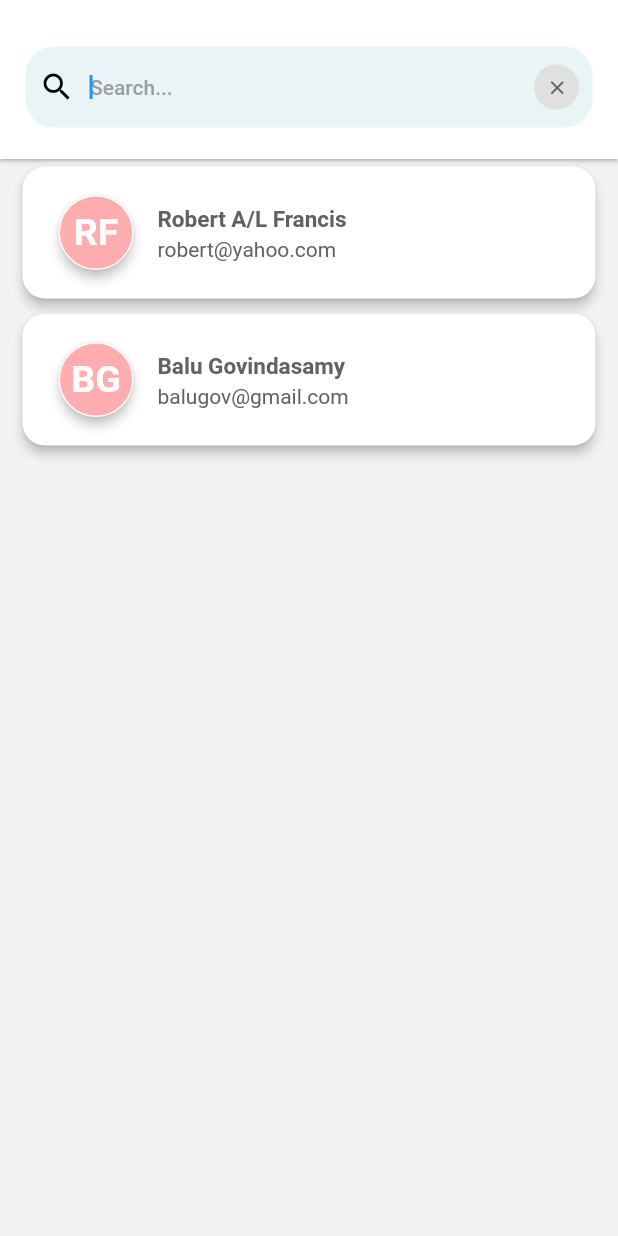
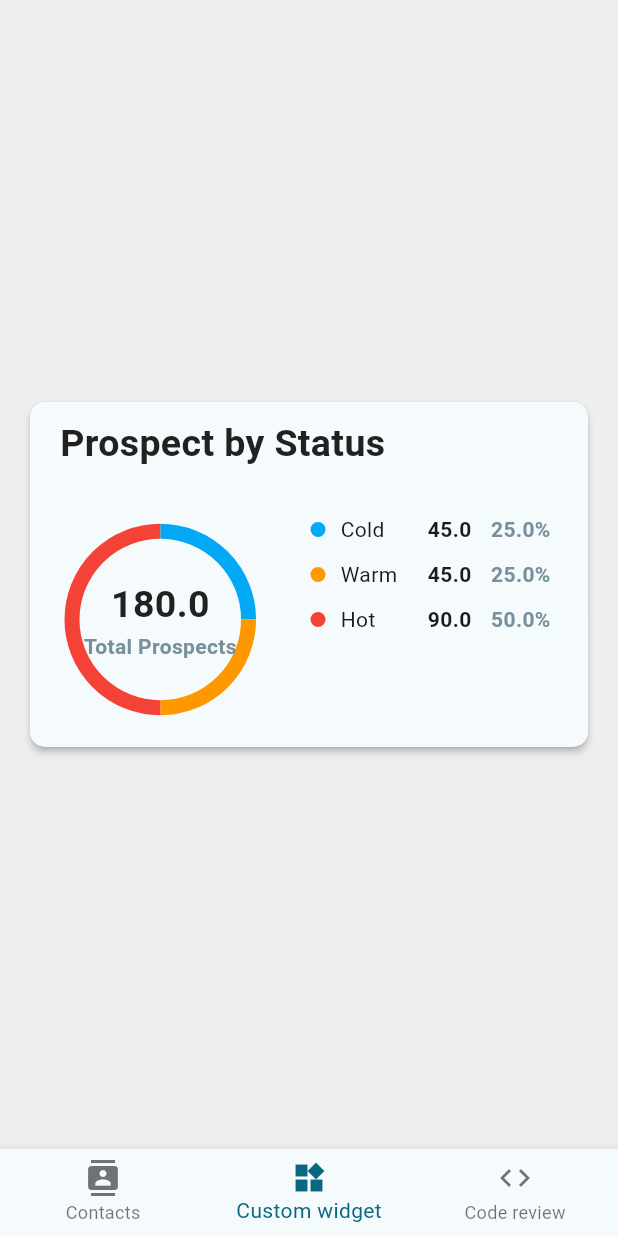
Before and after one commit to Achudh/cg_flutter_implementation, a Flutter app: the Home screen opened directly, on a phone screen of 412 x 824 dp. Run offline on Flutter 3.47's test engine with Material 3 defaults, Android fonts, the phone set to English and light mode, and no system bars; drawn by our look-alikes of pie_chart; our stand-ins replace flutter_riverpod, freezed_annotation; network calls fail.

Commit message:
fix custom widgets, contacts

```diff
--- /dev/null
+++ b/lib/features/home/domain/entities/contacts_list/contacts_list.dart
@@ -0,0 +1,24 @@
+import "package:cg_flutter_implementation/features/home/domain/entities/contacts.dart";
+import "package:freezed_annotation/freezed_annotation.dart";
+
+part "contacts_list.freezed.dart";
+part "contacts_list.g.dart";
+
+@Freezed(
+  copyWith: true,
+  fromJson: true,
+  toJson: true,
+)
+class Contacts with _$Contacts {
+  const factory Contacts({
+    required List<Contact> contacts,
+  }) = _Contacts;
+
+  factory Contacts.initial() => const Contacts(
+        contacts: [
+          Contact(id: "", name: "", email: ""),
+        ],
+      );
+  factory Contacts.fromJson(Map<String, dynamic> json) =>
+      _$$ContactsImplFromJson(json);
+}
--- a/lib/features/home/domain/repository/contacts_repository.dart
+++ /dev/null
@@ -1,37 +0,0 @@
-import "package:cg_flutter_implementation/features/home/domain/entities/contacts.dart";
-// import "package:http/http.dart" as http;
-
-class ContactsRepository {
-  static const String baseUrl = "https://dummyapi.online/api/social-profiles";
-
-  Future<List<Contact>> getContacts() async {
-    await Future.delayed(const Duration(seconds: 1));
-    return [
-      const Contact(
-        id: "user00001",
-        name: "Robert A/L Francis",
-        email: "robert@yahoo.com",
-      ),
-      const Contact(
-        id: "user00002",
-        name: "Balu Govindasamy",
-        email: "balugov@gmail.com",
-      ),
-    ];
-    // final response = await http.get(Uri.parse(baseUrl));
-    // if (response.statusCode == 200) {
-    //   final data = jsonDecode(response.body) as List;
-    //   return data
-    //       .map(
-    //         (contactJson) => Contact.fromJson(
-    //           contactJson,
-    //         ),
-    //       )
-    //       .toList();
-    // } else {
-    //   throw Exception(
-    //     "Failed to fetch contacts. Status code: ${response.statusCode}",
-    //   );
-    // }
-  }
-}
--- a/lib/features/home/domain/repository/providers.dart
+++ b/lib/features/home/domain/repository/providers.dart
@@ -1,27 +1,30 @@
+import "package:cg_flutter_implementation/features/home/data/repository/contacts_repository.dart";
 import "package:cg_flutter_implementation/features/home/domain/entities/contacts.dart";
-import "package:cg_flutter_implementation/features/home/domain/repository/contacts_repository.dart";
+import "package:flutter/foundation.dart";
 import "package:flutter_riverpod/flutter_riverpod.dart";
 
-final contactsRepositoryProvider = Provider((ref) => ContactsRepository());
 final searchQueryProvider = StateProvider<String>((ref) => "");
 
 final contactsProvider = FutureProvider<List<Contact>>((ref) {
-  final apiService = ref.read(contactsRepositoryProvider);
-  return apiService.getContacts();
+  return ref.watch(contactsRepositoryProvider).getContacts();
 });
 
-final filteredContactsProvider = Provider<List<Contact>>((ref) {
+final filteredContactsProvider = FutureProvider<List<Contact>>((ref) {
   final contacts = ref.watch(contactsProvider);
   final searchQuery = ref.watch(searchQueryProvider);
-
-  // Check if data is available and handle loading/error states
+  if (contacts.hasError) {
+    if (kDebugMode) {
+      print("contacts.error");
+      print(contacts.error);
+      print("contacts.stackTrace");
+      print(contacts.stackTrace);
+    }
+  }
   if (contacts.asData == null) {
-    // Handle loading or error states (e.g., display a loading indicator or error message)
     return [];
   }
-
   if (searchQuery.isEmpty) {
-    return contacts.asData!.value; // Use asData for efficiency
+    return contacts.asData!.value;
   }
 
   return contacts.asData!.value
--- a/lib/features/home/domain/use_cases/get_contacts_use_case.dart
+++ b/lib/features/home/domain/use_cases/get_contacts_use_case.dart
@@ -1,7 +1,7 @@
 import "dart:developer";
 
 import "package:cg_flutter_implementation/features/home/domain/entities/contacts.dart";
-import "package:cg_flutter_implementation/features/home/domain/repository/contacts_repository.dart";
+import "package:cg_flutter_implementation/features/home/data/repository/contacts_repository.dart";
 import "package:cg_flutter_implementation/features/home/domain/use_cases/contacts_use_case.dart";
 
 class GetContactsUseCase implements ContactsUseCase {
--- /dev/null
+++ b/lib/features/home/presentation/pages/custom_widget.dart
@@ -0,0 +1,178 @@
+import "dart:developer";
+
+import "package:flutter/material.dart";
+import "package:flutter_riverpod/flutter_riverpod.dart";
+import "package:pie_chart/pie_chart.dart";
+
+class CustomWidget extends ConsumerStatefulWidget {
+  const CustomWidget({super.key});
+  @override
+  ConsumerState<ConsumerStatefulWidget> createState() => _CustomWidgetState();
+}
+
+class _CustomWidgetState extends ConsumerState<CustomWidget> {
+  int touchedIndex = -1;
+  @override
+  Widget build(BuildContext context) {
+    const Map<String, double> dataMap = {
+      "Cold": 45,
+      "Warm": 45,
+      "Hot": 90,
+    };
+    final double sum = dataMap.values.fold(0.0, (sum, value) => sum + value);
+    Map<String, double> dataInPercentage = {};
+    dataMap.forEach((key, value) {
+      dataInPercentage.putIfAbsent(key, () => value / sum * 100);
+    });
+    log(dataInPercentage.entries.toString());
+    const List<Color> colorList = [
+      Colors.lightBlue,
+      Colors.orange,
+      Colors.red,
+    ];
+    return Scaffold(
+      backgroundColor: Colors.grey.shade200,
+      body: Center(
+        child: Container(
+          padding: const EdgeInsets.all(20),
+          height: 270,
+          child: Material(
+            elevation: 2,
+            borderRadius: BorderRadius.circular(10),
+            child: Padding(
+              padding: const EdgeInsets.symmetric(
+                horizontal: 20.0,
+                vertical: 10,
+              ),
+              child: Column(
+                mainAxisAlignment: MainAxisAlignment.spaceBetween,
+                crossAxisAlignment: CrossAxisAlignment.start,
+                children: [
+                  Text(
+                    "Prospect by Status",
+                    style: TextStyle(
+                      color: Colors.grey.shade900,
+                      fontSize: 25,
+                      fontWeight: FontWeight.bold,
+                    ),
+                  ),
+                  Row(
+                    mainAxisAlignment: MainAxisAlignment.spaceBetween,
+                    crossAxisAlignment: CrossAxisAlignment.center,
+                    children: [
+                      PieChart(
+                        dataMap: dataInPercentage,
+                        ringStrokeWidth: 10,
+                        chartType: ChartType.ring,
+                        centerWidget: Column(
+                          mainAxisAlignment: MainAxisAlignment.center,
+                          children: [
+                            Text(
+                              dataMap.values
+                                  .fold(0.0, (sum, value) => sum + value)
+                                  .toString(),
+                              style: TextStyle(
+                                color: Colors.grey.shade900,
+                                fontSize: 25,
+                                fontWeight: FontWeight.bold,
+                              ),
+                            ),
+                            Text(
+                              "Total Prospects",
+                              style: TextStyle(
+                                color: Colors.blueGrey.shade400,
+                                fontWeight: FontWeight.bold,
+                              ),
+                            ),
+                          ],
+                        ),
+                        animationDuration: const Duration(milliseconds: 800),
+                        chartLegendSpacing: 20,
+                        baseChartColor: Colors.white,
+                        chartValuesOptions: const ChartValuesOptions(
+                          showChartValues: false,
+                        ),
+                        legendOptions: const LegendOptions(
+                          showLegends: false,
+                        ),
+                        totalValue: 100,
+                        initialAngleInDegree: -90,
+                        chartRadius: MediaQuery.of(context).size.width / 3.5,
+                        colorList: colorList,
+                      ),
+                      SizedBox(
+                        height: 150,
+                        width: 170,
+                        child: ListView.builder(
+                          itemCount: dataInPercentage.length,
+                          shrinkWrap: true,
+                          physics: const NeverScrollableScrollPhysics(),
+                          itemBuilder: (BuildContext context, int index) {
+                            return Card(
+                              margin: const EdgeInsets.all(5),
+                              color: Colors.transparent,
+                              elevation: 0,
+                              child: Row(
+                                mainAxisAlignment:
+                                    MainAxisAlignment.spaceBetween,
+                                children: [
+                                  SizedBox(
+                                    width: 60,
+                                    child: Row(
+                                      children: [
+                                        Container(
+                                          height: 10,
+                                          width: 10,
+                                          decoration: BoxDecoration(
+                                            shape: BoxShape.circle,
+                                            color: colorList[index],
+                                          ),
+                                        ),
+                                        const SizedBox(
+                                          width: 10,
+                                        ),
+                                        Text(
+                                          dataMap.keys.elementAt(index),
+                                        )
+                                      ],
+                                    ),
+                                  ),
+                                  Row(
+                                    children: [
+                                      Text(
+                                        dataMap.values
+                                            .elementAt(index)
+                                            .toString(),
+                                        style: const TextStyle(
+                                          fontWeight: FontWeight.bold,
+                                        ),
+                                      ),
+                                      const SizedBox(
+                                        width: 13,
+                                      ),
+                                      Text(
+                                        "${dataInPercentage.values.elementAt(index)}%",
+                                        style: TextStyle(
+                                          color: Colors.blueGrey.shade400,
+                                          fontWeight: FontWeight.bold,
+                                        ),
+                                      ),
+                                    ],
+                                  ),
+                                ],
+                              ),
+                            );
+                          },
+                        ),
+                      )
+                    ],
+                  ),
+                ],
+              ),
+            ),
+          ),
+        ),
+      ),
+    );
+  }
+}
--- a/lib/features/home/presentation/pages/home.dart
+++ b/lib/features/home/presentation/pages/home.dart
@@ -1,88 +1,54 @@
-import "package:cg_flutter_implementation/features/home/domain/repository/providers.dart";
-import "package:cg_flutter_implementation/features/home/presentation/widgets/contacts_list.dart";
+import "package:cg_flutter_implementation/features/home/presentation/pages/code_review.dart";
+import "package:cg_flutter_implementation/features/home/presentation/pages/contacts.dart";
+import "package:cg_flutter_implementation/features/home/presentation/pages/custom_widget.dart";
 import "package:flutter/material.dart";
-import "package:flutter_riverpod/flutter_riverpod.dart";
 
-class Home extends ConsumerWidget {
+class Home extends StatefulWidget {
   const Home({super.key});
 
   @override
-  Widget build(BuildContext context, WidgetRef ref) {
-    final searchQueryNotifier = ref.read(searchQueryProvider.notifier);
+  State<Home> createState() => _HomeState();
+}
 
-    TextEditingController searchTextEditingContoller = TextEditingController();
-
+class _HomeState extends State<Home> {
+  int _selectedIndex = 1;
+  final pages = [
+    const Contacts(),
+    const CustomWidget(),
+    const CodeReview(),
+  ];
+  @override
+  Widget build(BuildContext context) {
     return Scaffold(
-      appBar: AppBar(
-        automaticallyImplyLeading: false,
-        backgroundColor: Colors.white,
-        elevation: 1,
-        bottom: PreferredSize(
-          preferredSize: const Size(double.maxFinite, 50),
-          child: Padding(
-            padding: const EdgeInsets.symmetric(
-              horizontal: 16.0,
-              vertical: 20,
+      body: pages[_selectedIndex],
+      bottomNavigationBar: BottomNavigationBar(
+        currentIndex: _selectedIndex,
+        onTap: (value) {
+          setState(() {
+            _selectedIndex = value;
+          });
+        },
+        items: const [
+          BottomNavigationBarItem(
+            icon: Icon(
+              Icons.contacts,
             ),
-            child: SearchBar(
-              controller: searchTextEditingContoller,
-              autoFocus: true,
-              onChanged: (value) =>
-                  searchQueryNotifier.update((state) => value),
-              elevation: const MaterialStatePropertyAll(0),
-              hintText: "Search...",
-              leading: const Icon(
-                Icons.search,
-              ),
-              trailing: [
-                CircleAvatar(
-                  radius: 15,
-                  backgroundColor: Colors.grey.shade300,
-                  child: IconButton(
-                    onPressed: () {
-                      searchTextEditingContoller.clear();
-                      searchQueryNotifier.update((state) => "");
-                    },
-                    icon: Icon(
-                      Icons.close,
-                      size: 15,
-                      color: Colors.grey.shade700,
-                    ),
-                  ),
-                )
-              ],
-              padding: const MaterialStatePropertyAll(
-                EdgeInsets.symmetric(
-                  vertical: 8,
-                  horizontal: 10,
-                ),
-              ),
-              hintStyle: const MaterialStatePropertyAll(
-                TextStyle(
-                  color: Colors.grey,
-                ),
-              ),
-              backgroundColor: const MaterialStatePropertyAll(
-                Color(0xFFE8F4F6),
-              ),
-              shape: const MaterialStatePropertyAll(
-                RoundedRectangleBorder(
-                  side: BorderSide(
-                    color: Colors.white,
-                  ),
-                  borderRadius: BorderRadius.all(
-                    Radius.circular(
-                      20,
-                    ),
-                  ),
-                ),
-              ),
+            label: "Contacts",
+          ),
+          BottomNavigationBarItem(
+            icon: Icon(
+              Icons.widgets,
             ),
+            label: "Custom widget",
           ),
-        ),
+          BottomNavigationBarItem(
+            icon: Icon(
+              Icons.code,
+            ),
+            label: "Code review",
+          ),
+        ],
       ),
-      backgroundColor: const Color(0xFFF2F2F2),
-      body: const ContactsList(),
     );
   }
 }
--- a/pubspec.yaml
+++ b/pubspec.yaml
@@ -38,6 +38,8 @@ dependencies:
   freezed_annotation: ^2.4.1
   json_annotation: ^4.8.1
   http: ^1.2.1
+  pie_chart: ^5.4.0
+  # fl_chart: ^0.66.2
 dev_dependencies:
   flutter_test:
     sdk: flutter
```
Also changed, not shown: lib/features/home/data/repository/contacts_repository.dart (added, +35 -0 lines), lib/features/home/presentation/pages/code_review.dart (added, +24 -0 lines), lib/features/home/presentation/pages/contacts.dart (added, +87 -0 lines), lib/features/home/presentation/widgets/contacts_list.dart (+32 -5 lines), lib/main.dart (+6 -3 lines), lib/features/home/domain/entities/contacts_list/contacts_list.freezed.dart (added), lib/features/home/domain/entities/contacts_list/contacts_list.g.dart (added), pubspec.lock, 1 other file.
